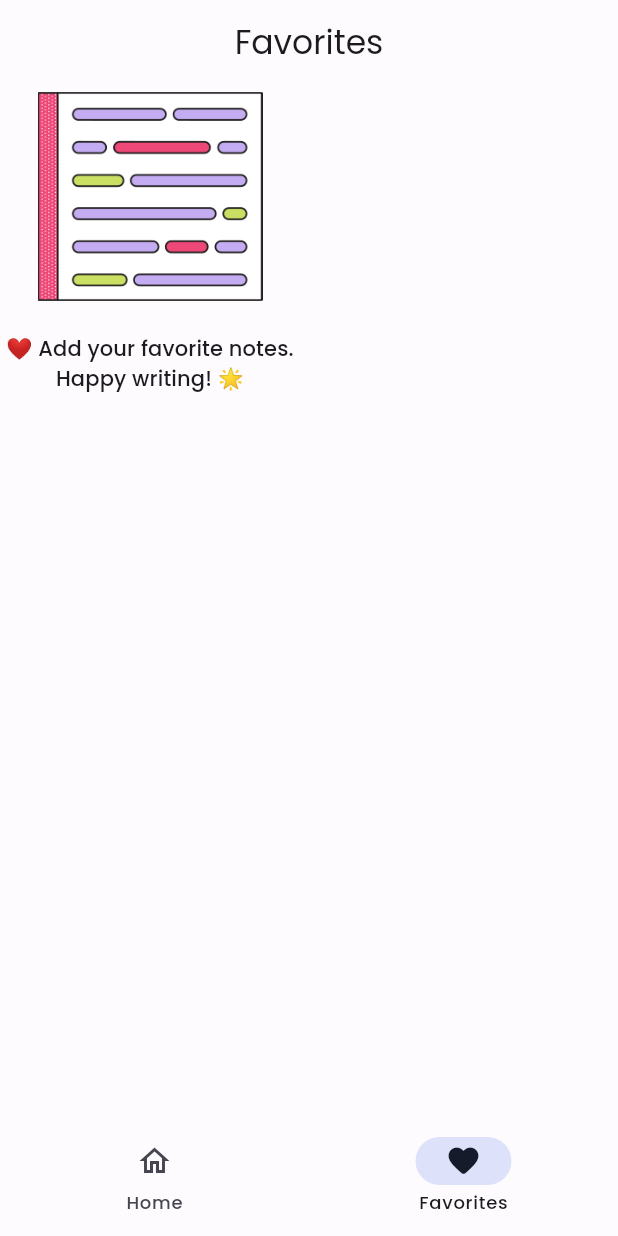
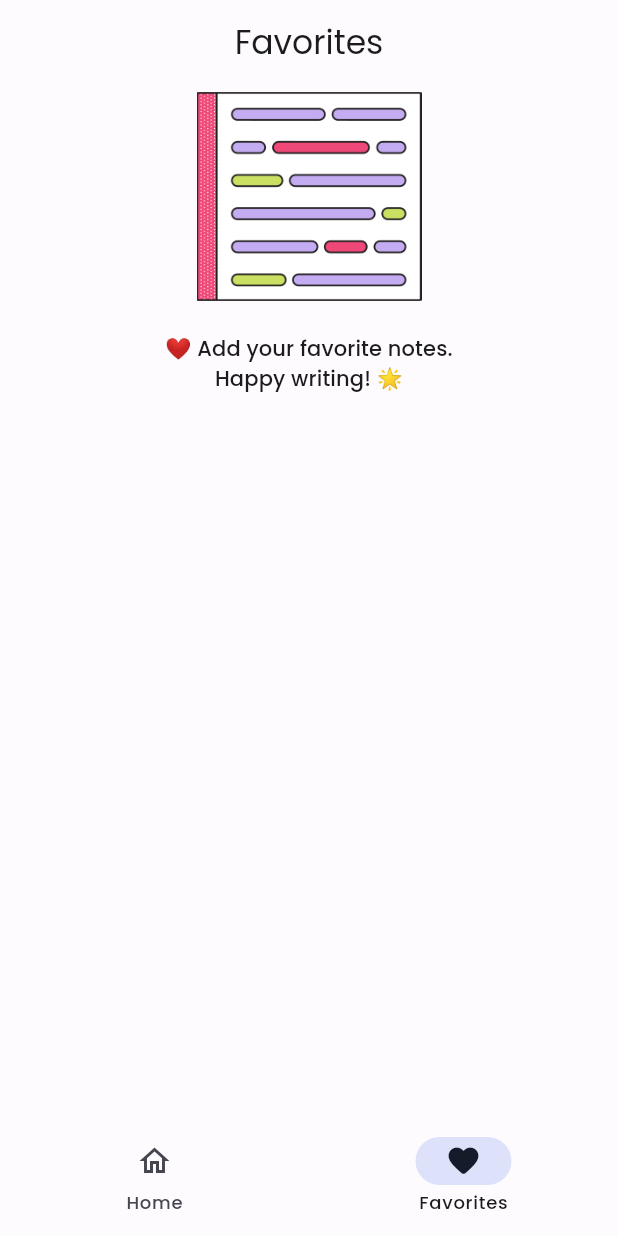
Before and after one commit to cisnux-seed/note-app, a Flutter app: the FavoritePage screen opened by its route, on a phone screen of 412 x 824 dp. Run offline on Flutter 3.47's test engine with Material 2 defaults, Android fonts, the phone set to English and light mode, and no system bars; our stand-ins replace flutter_riverpod, freezed_annotation, go_router, google_fonts, hive, hive_flutter and 1 more; accounts and stored records are empty; generated files the repository leaves out were written again.

```diff
--- a/lib/presentation/pages/favorite/favorite_page.dart
+++ b/lib/presentation/pages/favorite/favorite_page.dart
@@ -96,7 +96,9 @@ final class FavoritePage extends ConsumerWidget {
       favoriteNoteState.whenOrNull(
         data: (favoriteNotes) => favoriteNotes.isEmpty
             ? SingleChildScrollView(
+                child: Center(
                   child: Column(
+                    crossAxisAlignment: CrossAxisAlignment.center,
                     mainAxisAlignment: MainAxisAlignment.center,
                     children: [
                       const Image(
@@ -118,6 +120,7 @@ final class FavoritePage extends ConsumerWidget {
                         ),
                       )
                     ],
+                  ),
                 ),
               )
             : Padding(
```
Lines whose indentation alone changed are shown as unchanged.
